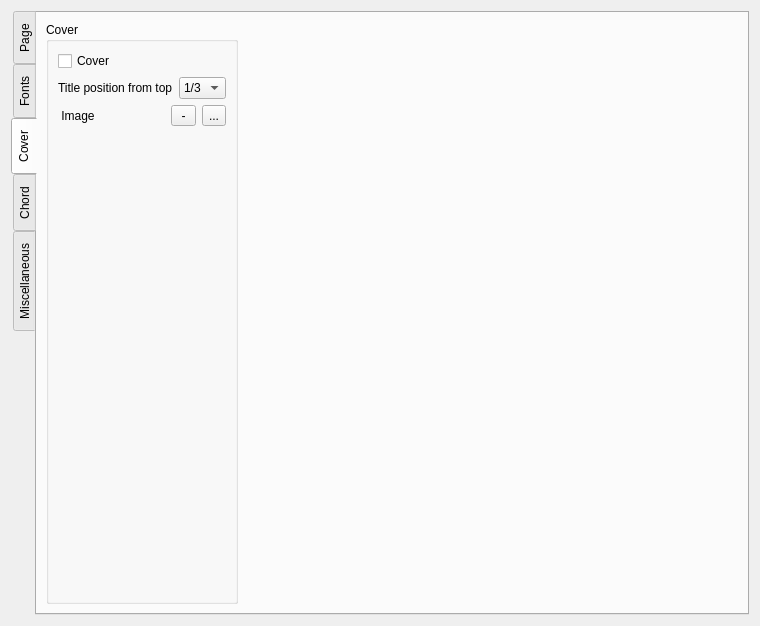
Old version of the form formconfig.ui in the repository jpcima/chordv.
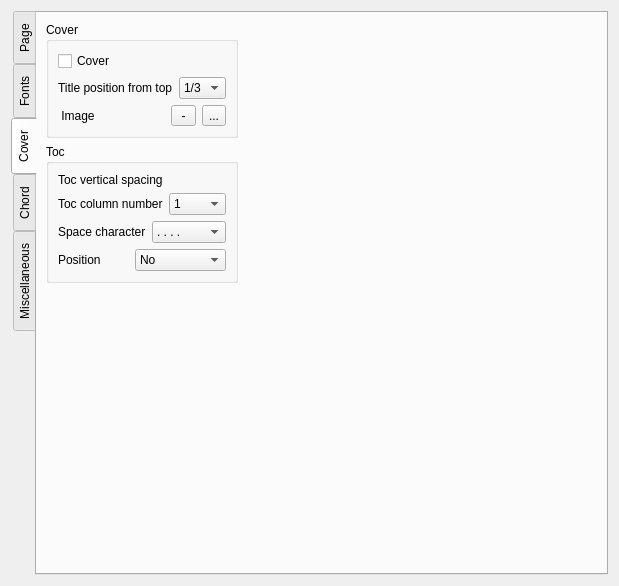
New version of the form. The open tabs and pages were chosen to show the change. Custom widgets are drawn as their Qt base class.

Commit message: Toc with column and page number

```diff
--- a/formconfig.ui
+++ b/formconfig.ui
@@ -6,8 +6,8 @@
    <rect>
     <x>0</x>
     <y>0</y>
-    <width>760</width>
-    <height>626</height>
+    <width>619</width>
+    <height>586</height>
    </rect>
   </property>
   <property name="windowTitle">
@@ -391,15 +391,17 @@
       <attribute name="title">
        <string>Cover</string>
       </attribute>
-      <layout class="QVBoxLayout" name="verticalLayout_11">
+      <layout class="QVBoxLayout" name="verticalLayout_16">
        <item>
-        <layout class="QHBoxLayout" name="horizontalLayout_24">
+        <layout class="QHBoxLayout" name="horizontalLayout_13">
+         <item>
+          <layout class="QVBoxLayout" name="verticalLayout_15">
          <item>
           <widget class="QGroupBox" name="groupBox">
            <property name="title">
             <string>Cover</string>
            </property>
-           <layout class="QVBoxLayout" name="verticalLayout_7">
+             <layout class="QVBoxLayout" name="verticalLayout_11">
             <item>
              <layout class="QVBoxLayout" name="verticalLayout">
               <item>
@@ -473,21 +475,140 @@
               </item>
              </layout>
             </item>
+             </layout>
+            </widget>
+           </item>
             <item>
-             <spacer name="verticalSpacer_5">
+            <widget class="QGroupBox" name="groupBox_6">
+             <property name="title">
+              <string>Toc</string>
+             </property>
+             <layout class="QVBoxLayout" name="verticalLayout_7">
+              <item>
+               <layout class="QVBoxLayout" name="verticalLayout_5">
+                <item>
+                 <layout class="QHBoxLayout" name="horizontalLayout_24">
+                  <item>
+                   <widget class="QLabel" name="labelTocVerticalSpacing">
+                    <property name="text">
+                     <string>Toc vertical spacing</string>
+                    </property>
+                   </widget>
+                  </item>
+                  <item>
+                   <widget class="SpinBoxUnit" name="spuTocVerticalSpacing" native="true"/>
+                  </item>
+                 </layout>
+                </item>
+                <item>
+                 <layout class="QHBoxLayout" name="horizontalLayout_31">
+                  <item>
+                   <widget class="QLabel" name="labelTocColumn">
+                    <property name="text">
+                     <string>Toc column number</string>
+                    </property>
+                   </widget>
+                  </item>
+                  <item>
+                   <widget class="QComboBox" name="comboBoxTocColumnNumber">
+                    <item>
+                     <property name="text">
+                      <string>1</string>
+                     </property>
+                    </item>
+                    <item>
+                     <property name="text">
+                      <string>2</string>
+                     </property>
+                    </item>
+                    <item>
+                     <property name="text">
+                      <string>3</string>
+                     </property>
+                    </item>
+                   </widget>
+                  </item>
+                 </layout>
+                </item>
+                <item>
+                 <layout class="QHBoxLayout" name="horizontalLayout_32">
+                  <item>
+                   <widget class="QLabel" name="labelTocSpaceCharacter">
+                    <property name="text">
+                     <string>Space character</string>
+                    </property>
+                   </widget>
+                  </item>
+                  <item>
+                   <widget class="QComboBox" name="comboBoxTocSpaceCharacter">
+                    <item>
+                     <property name="text">
+                      <string>. . . .</string>
+                     </property>
+                    </item>
+                    <item>
+                     <property name="text">
+                      <string>- - - -</string>
+                     </property>
+                    </item>
+                    <item>
+                     <property name="text">
+                      <string/>
+                     </property>
+                    </item>
+                   </widget>
+                  </item>
+                 </layout>
+                </item>
+                <item>
+                 <layout class="QHBoxLayout" name="horizontalLayout_12">
+                  <item>
+                   <widget class="QLabel" name="label">
+                    <property name="text">
+                     <string>Position </string>
+                    </property>
+                   </widget>
+                  </item>
+                  <item>
+                   <widget class="QComboBox" name="comboBoxTocPosition">
+                    <item>
+                     <property name="text">
+                      <string>No</string>
+                     </property>
+                    </item>
+                    <item>
+                     <property name="text">
+                      <string>At begining</string>
+                     </property>
+                    </item>
+                    <item>
+                     <property name="text">
+                      <string>At end</string>
+                     </property>
+                    </item>
+                   </widget>
+                  </item>
+                 </layout>
+                </item>
+               </layout>
+              </item>
+             </layout>
+            </widget>
+           </item>
+           <item>
+            <spacer name="verticalSpacer_6">
               <property name="orientation">
                <enum>Qt::Vertical</enum>
               </property>
               <property name="sizeHint" stdset="0">
                <size>
                 <width>20</width>
-                <height>447</height>
+               <height>40</height>
                </size>
               </property>
              </spacer>
             </item>
            </layout>
-          </widget>
          </item>
          <item>
           <spacer name="horizontalSpacer_6">
@@ -618,93 +739,6 @@
         <layout class="QHBoxLayout" name="horizontalLayout_28">
          <item>
           <layout class="QVBoxLayout" name="verticalLayout_8">
-           <item>
-            <widget class="QGroupBox" name="groupBox_5">
-             <property name="title">
-              <string>Toc</string>
-             </property>
-             <layout class="QHBoxLayout" name="horizontalLayout_27">
-              <item>
-               <layout class="QVBoxLayout" name="verticalLayout_5">
-                <item>
-                 <layout class="QHBoxLayout" name="horizontalLayout_12">
-                  <item>
-                   <widget class="QLabel" name="labelTocVerticalSpacing">
-                    <property name="text">
-                     <string>Toc vertical spacing</string>
-                    </property>
-                   </widget>
-                  </item>
-                  <item>
-                   <widget class="SpinBoxUnit" name="spuTocVerticalSpacing" native="true"/>
-                  </item>
-                 </layout>
-                </item>
-                <item>
-                 <layout class="QHBoxLayout" name="horizontalLayout_13">
-                  <item>
-                   <widget class="QLabel" name="labelTocColumn">
-                    <property name="text">
-                     <string>Toc column number</string>
-                    </property>
-                   </widget>
-                  </item>
-                  <item>
-                   <widget class="QComboBox" name="comboBoxTocColumnNumber">
-                    <item>
-                     <property name="text">
-                      <string>1</string>
-                     </property>
-                    </item>
-                    <item>
-                     <property name="text">
-                      <string>2</string>
-                     </property>
-                    </item>
-                    <item>
-                     <property name="text">
-                      <string>3</string>
-                     </property>
-                    </item>
-                   </widget>
-                  </item>
-                 </layout>
-                </item>
-                <item>
-                 <layout class="QHBoxLayout" name="horizontalLayout_25">
-                  <item>
-                   <widget class="QLabel" name="labelTocSpaceCharacter">
-                    <property name="text">
-                     <string>Space character</string>
-                    </property>
-                   </widget>
-                  </item>
-                  <item>
-                   <widget class="QComboBox" name="comboBoxTocSpaceCharacter">
-                    <item>
-                     <property name="text">
-                      <string>. . . .</string>
-                     </property>
-                    </item>
-                    <item>
-                     <property name="text">
-                      <string>- - - -</string>
-                     </property>
-                    </item>
-                    <item>
-                     <property name="text">
-                      <string/>
-                     </property>
-                    </item>
-                   </widget>
-                  </item>
-                 </layout>
-                </item>
-               </layout>
-              </item>
-             </layout>
-            </widget>
-           </item>
            <item>
             <layout class="QHBoxLayout" name="horizontalLayout_9">
              <item>
```
Left out of the diff: 2 changed lines with no effect on the pictures. Lines whose indentation alone changed are shown as unchanged. The commit also changes 4 other files.
